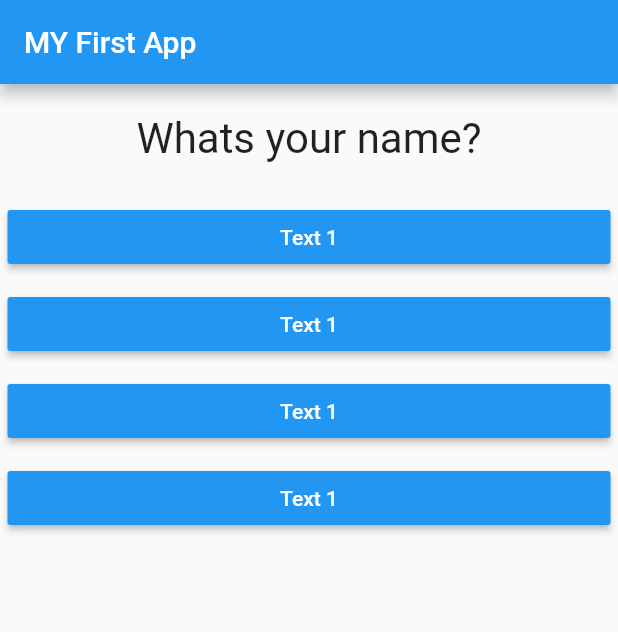
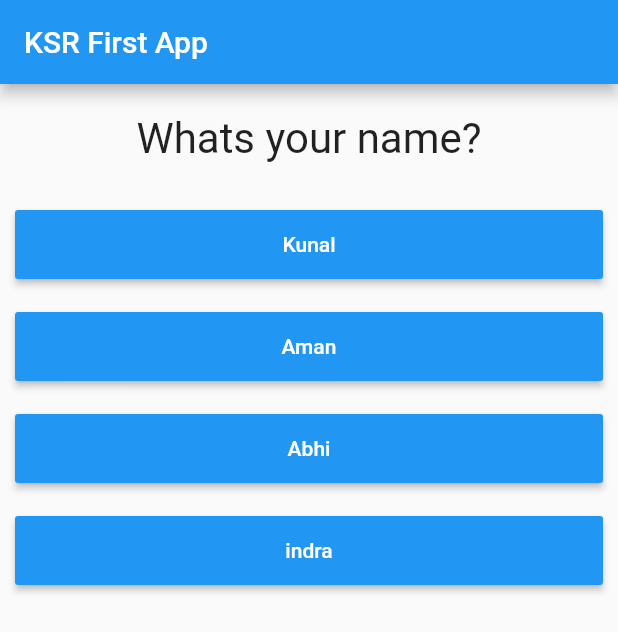
Before and after one commit to singhkunal2050/DemoFlutterApp, a Flutter app: the screen it shows after launch, on a phone screen of 412 x 824 dp. Shown: the top 632 px of the screen. Run offline on Flutter 3.47's test engine with Material 2 defaults, Android fonts, the phone set to English and light mode, and no system bars; missing offline and left inert: dart:ffi.

Commit message:
map used for answer widgets

```diff
--- a/lib/Answer.dart
+++ b/lib/Answer.dart
@@ -2,16 +2,19 @@ import 'package:flutter/material.dart';
 
 class Answer extends StatelessWidget {
   final Function selectHandler; // pointer to a function
-  Answer(this.selectHandler); // constrcutor
+  final String answerText;
+
+  Answer(this.selectHandler , this.answerText ); // constrcutor
 
   @override
   Widget build(BuildContext context) {
     return Container(
-      margin: EdgeInsets.all(5),
+      margin: EdgeInsets.all(10),
       width: double.infinity,
       child: RaisedButton(
+        padding: EdgeInsets.all(15),
         textColor: Colors.white,
-        child: Text('Text 1'),
+        child: Text(this.answerText),
         onPressed: selectHandler,
         color: Colors.blue,
       ),
--- a/lib/main.dart
+++ b/lib/main.dart
@@ -40,7 +40,7 @@ class _MyAppState extends State<_MyApp> {
 
   @override // decorator which tells that we are overriding a class (syntactical sugar)
   Widget build(BuildContext ctx) {
-    var questions = [
+    const questions = [
       {
         "questionText" : "Whats your name?",
         "answers" : ['Kunal' , 'Aman' , 'Abhi' , 'indra'],
@@ -57,18 +57,20 @@ class _MyAppState extends State<_MyApp> {
     return MaterialApp(
       home: Scaffold(
         appBar: AppBar(
-          title: Text("MY First App"),
+          title: Text("KSR First App"),
         ),
         body: Column(
           children: [
             Question(questions[_qIndex]['questionText']),
-            Answer(_answerQuestion),
-            Answer(_answerQuestion),
-            Answer(_answerQuestion),
-            Answer(_answerQuestion),
+            // Answer(_answerQuestion),
+            // Answer(_answerQuestion),
+            // Answer(_answerQuestion),
+            // Answer(_answerQuestion),
             // OR
 
-            // questions.map((question) {})
+            ...(questions[_qIndex]['answers'] as List<String>).map((answer) {
+              return Answer(_answerQuestion , answer);
+            }).toList()
 
 
           ],
```
